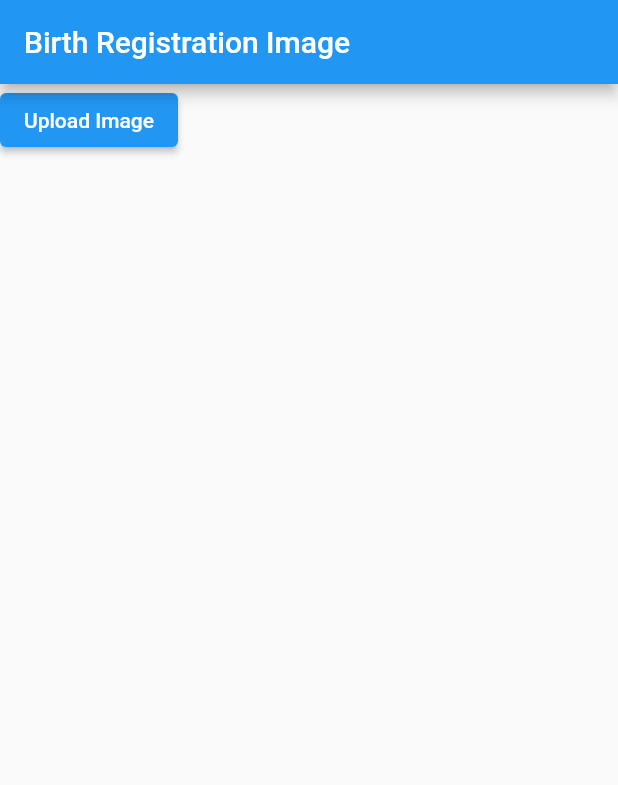
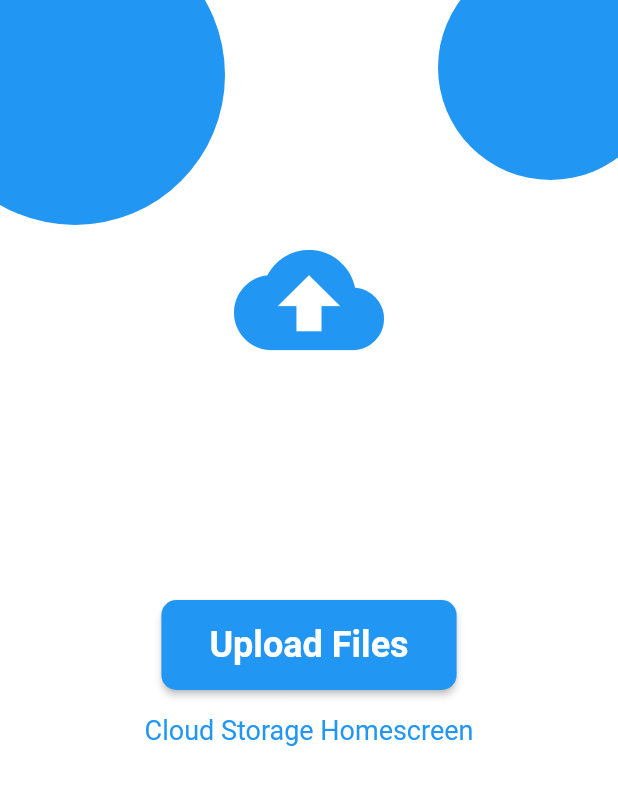
Before and after one commit to PriomDeb/Firebase-Image-Upload, a Flutter app: the screen it shows after launch, on a phone screen of 412 x 824 dp. Shown: the top 785 px of the screen. Run offline on Flutter 3.47's test engine with Material 2 defaults, Android fonts, the phone set to English and light mode, and no system bars; our stand-ins replace file_picker, firebase_core, firebase_storage; accounts and stored records are empty.

Commit message:
A basic UI

```diff
--- a/lib/main.dart
+++ b/lib/main.dart
@@ -33,14 +33,63 @@ class HomeScreen extends StatefulWidget {
 
 class _HomeScreenState extends State<HomeScreen> {
   final FirebaseStorage storage = FirebaseStorage();
-
   @override
   Widget build(BuildContext context) {
     return Scaffold(
-      appBar: AppBar(
-        title: Text("Birth Registration Image"),
+      backgroundColor: Colors.white,
+      body: Stack(
+        children: [
+          Positioned(
+            top: -50,
+            left: -50,
+            child: Container(
+              width: 200,
+              height: 200,
+              decoration: const BoxDecoration(
+                color: Colors.blue,
+                shape: BoxShape.circle,
               ),
-      body: Column(children: [
+            ),
+          ),
+          Positioned(
+            top: -30,
+            right: -30,
+            child: Container(
+              width: 150,
+              height: 150,
+              decoration: const BoxDecoration(
+                color: Colors.blue,
+                shape: BoxShape.circle,
+              ),
+            ),
+          ),
+          Positioned(
+            top: 100,
+            left: 0,
+            right: 0,
+            child: Center(
+              child: Container(
+                width: 200,
+                height: 200,
+                decoration: const BoxDecoration(
+                  color: Colors.white,
+                  shape: BoxShape.circle,
+                ),
+                child: const Icon(
+                  Icons.cloud_upload,
+                  size: 100,
+                  color: Colors.blue,
+                ),
+              ),
+            ),
+          ),
+          Positioned(
+            top: 400,
+            left: 0,
+            right: 0,
+            child: Center(
+              child: Column(
+                children: [
                   ElevatedButton(
                     onPressed: () async {
                       final results = await FilePicker.platform.pickFiles(
@@ -61,13 +110,115 @@ class _HomeScreenState extends State<HomeScreen> {
                       final path = results.files.single.path!;
                       final fileName = results.files.single.name;
 
-              storage.uploadFile(path, fileName).then((value) => print("Done"));
+                      storage
+                          .uploadFile(path, fileName)
+                          .then((value) => print("Done"));
 
                       print(path);
                       print(fileName);
                     },
-            child: Text("Upload Image")),
-      ]),
+                    style: ElevatedButton.styleFrom(
+                      primary: Colors.blue,
+                      shape: RoundedRectangleBorder(
+                        borderRadius: BorderRadius.circular(10),
+                      ),
+                    ),
+                    child: const Padding(
+                      padding: EdgeInsets.all(16.0),
+                      child: Text(
+                        'Upload Files',
+                        style: TextStyle(
+                          fontSize: 24,
+                          color: Colors.white,
+                          fontWeight: FontWeight.bold,
+                        ),
+                      ),
+                    ),
+                  ),
+                  SizedBox(height: 16),
+                  const Text(
+                    'Cloud Storage Homescreen',
+                    style: TextStyle(
+                      fontSize: 18,
+                      color: Colors.blue,
+                    ),
+                  ),
+                ],
+              ),
+            ),
+          ),
+        ],
+      ),
     );
   }
 }
+
+
+// Future<void> main() async {
+//   WidgetsFlutterBinding.ensureInitialized();
+//   await Firebase.initializeApp();
+//   runApp(const MyApp());
+// }
+
+// class MyApp extends StatelessWidget {
+//   const MyApp({super.key});
+
+//   @override
+//   Widget build(BuildContext context) {
+//     return MaterialApp(
+//       title: 'Flutter Demo',
+//       theme: ThemeData(
+//         primarySwatch: Colors.blue,
+//       ),
+//       home: HomeScreen(),
+//     );
+//   }
+// }
+
+// class HomeScreen extends StatefulWidget {
+//   const HomeScreen({Key? key}) : super(key: key);
+
+//   @override
+//   _HomeScreenState createState() => _HomeScreenState();
+// }
+
+// class _HomeScreenState extends State<HomeScreen> {
+//   final FirebaseStorage storage = FirebaseStorage();
+
+//   @override
+//   Widget build(BuildContext context) {
+//     return Scaffold(
+//       appBar: AppBar(
+//         title: Text("Birth Registration Image"),
+//       ),
+//       body: Column(children: [
+//         ElevatedButton(
+//             onPressed: () async {
+//               final results = await FilePicker.platform.pickFiles(
+//                 allowMultiple: false,
+//                 type: FileType.custom,
+//                 allowedExtensions: ['png', 'jpg', 'jpeg'],
+//               );
+
+//               if (results == null) {
+//                 ScaffoldMessenger.of(context).showSnackBar(
+//                   const SnackBar(
+//                     content: Text("No file selected"),
+//                   ),
+//                 );
+//                 return null;
+//               }
+
+//               final path = results.files.single.path!;
+//               final fileName = results.files.single.name;
+
+//               storage.uploadFile(path, fileName).then((value) => print("Done"));
+
+//               print(path);
+//               print(fileName);
+//             },
+//             child: Text("Upload Image")),
+//       ]),
+//     );
+//   }
+// }
```
Also changed, not shown: 1 other file. Lines whose indentation alone changed are shown as unchanged.
